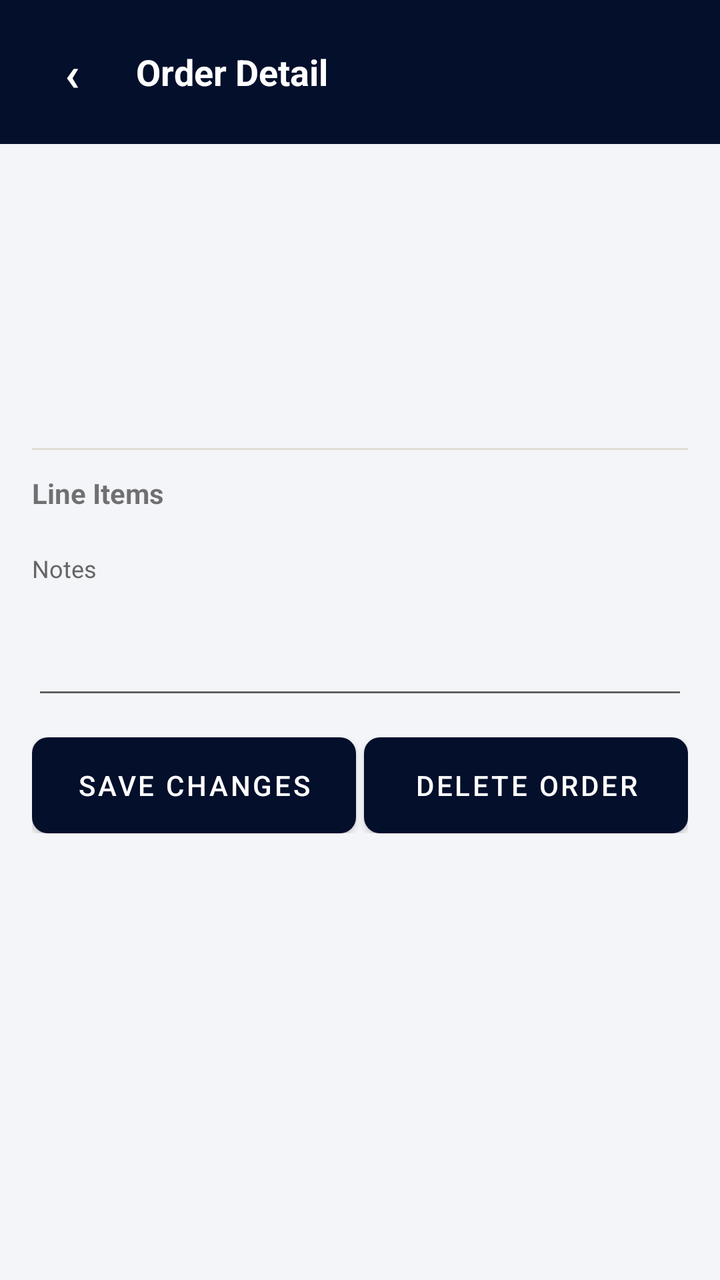
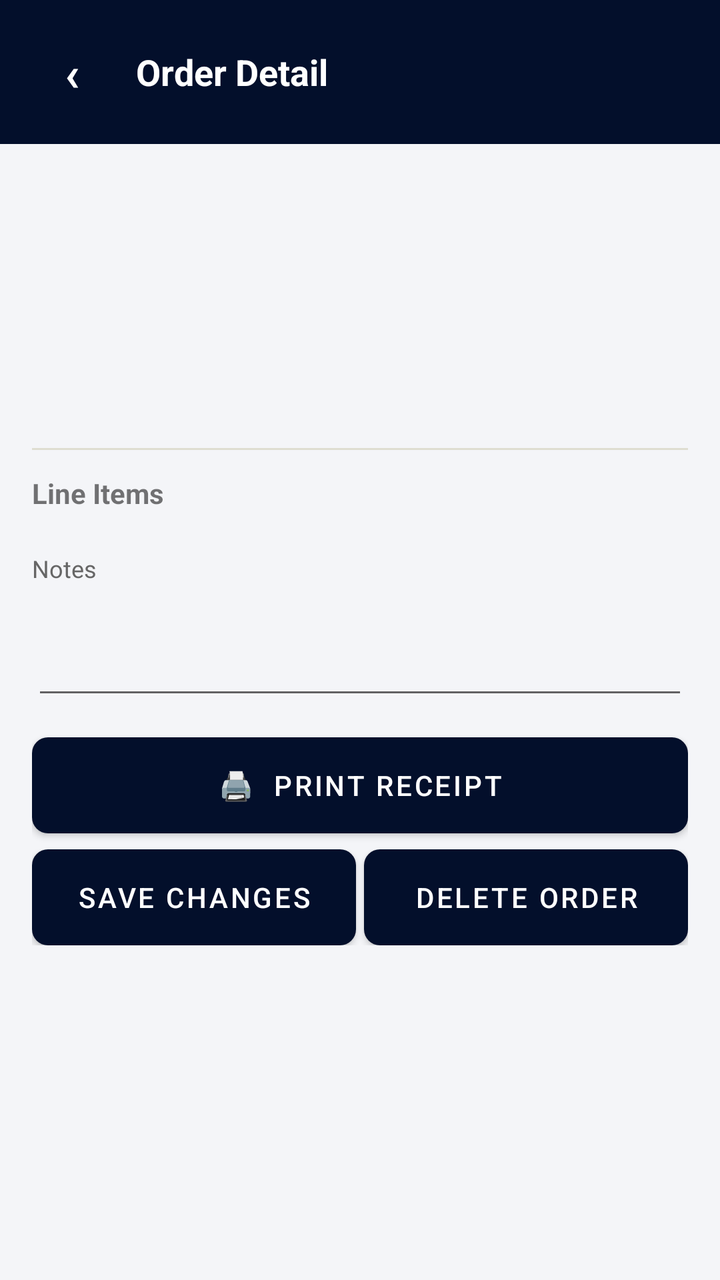

Screens rendered from an Android XML layout before and after an edit, with the pre-edit source and the edit as a unified diff.
<!-- AndroidManifest.xml: activity theme Theme.LiquorBeeWholesale -->
<!-- res/layout/activity_order_detail.xml -->
<?xml version="1.0" encoding="utf-8"?>
<LinearLayout xmlns:android="http://schemas.android.com/apk/res/android"
    android:layout_width="match_parent"
    android:layout_height="match_parent"
    android:orientation="vertical"
    android:background="@color/screen_background">

    <LinearLayout
        android:layout_width="match_parent"
        android:layout_height="wrap_content"
        android:orientation="horizontal"
        android:gravity="center_vertical"
        android:background="@color/purple_primary"
        android:padding="12dp">
        <TextView
            android:id="@+id/textBack"
            android:layout_width="wrap_content"
            android:layout_height="wrap_content"
            android:minWidth="48dp"
            android:minHeight="48dp"
            android:gravity="center"
            android:text="&#8249;"
            android:textColor="@color/white"
            android:textStyle="bold"
            android:textSize="24sp"
            android:clickable="true"
            android:focusable="true" />
        <TextView
            android:layout_width="0dp"
            android:layout_height="wrap_content"
            android:layout_weight="1"
            android:text="Order Detail"
            android:textStyle="bold"
            android:textSize="18sp"
            android:textColor="@color/white"
            android:layout_marginStart="8dp" />
    </LinearLayout>

    <ProgressBar
        android:id="@+id/progressLoading"
        style="?android:attr/progressBarStyleHorizontal"
        android:layout_width="match_parent"
        android:layout_height="wrap_content"
        android:indeterminate="true"
        android:visibility="gone" />

    <ScrollView
        android:layout_width="match_parent"
        android:layout_height="0dp"
        android:layout_weight="1">
        <LinearLayout
            android:layout_width="match_parent"
            android:layout_height="wrap_content"
            android:orientation="vertical"
            android:padding="16dp">

            <TextView
                android:id="@+id/textOrderNumber"
                android:layout_width="match_parent"
                android:layout_height="wrap_content"
                android:textStyle="bold"
                android:textSize="20sp"
                android:textColor="@color/purple_primary" />

            <TextView
                android:id="@+id/textStatus"
                android:layout_width="wrap_content"
                android:layout_height="wrap_content"
                android:textColor="@color/white"
                android:textStyle="bold"
                android:textSize="11sp"
                android:paddingHorizontal="10dp"
                android:paddingVertical="4dp"
                android:layout_marginTop="4dp" />

            <TextView
                android:id="@+id/textCustomer"
                android:layout_width="match_parent"
                android:layout_height="wrap_content"
                android:textColor="#666666"
                android:layout_marginTop="8dp" />

            <TextView
                android:id="@+id/textFinancials"
                android:layout_width="match_parent"
                android:layout_height="wrap_content"
                android:textStyle="bold"
                android:layout_marginTop="4dp" />

            <TextView
                android:id="@+id/textDate"
                android:layout_width="match_parent"
                android:layout_height="wrap_content"
                android:textColor="#AAAAAA"
                android:textSize="12sp"
                android:layout_marginTop="4dp" />

            <View
                android:layout_width="match_parent"
                android:layout_height="1dp"
                android:background="#DEDDD1"
                android:layout_marginVertical="12dp" />

            <TextView
                android:layout_width="match_parent"
                android:layout_height="wrap_content"
                android:text="Line Items"
                android:textStyle="bold" />

            <androidx.recyclerview.widget.RecyclerView
                android:id="@+id/recyclerLines"
                android:layout_width="match_parent"
                android:layout_height="wrap_content"
                android:layout_marginTop="8dp"
                android:nestedScrollingEnabled="false" />

            <TextView android:layout_width="wrap_content" android:layout_height="wrap_content" android:text="Notes" android:textSize="12sp" android:textColor="#666666" android:layout_marginTop="12dp" />
            <EditText
                android:id="@+id/editNotes"
                android:layout_width="match_parent"
                android:layout_height="wrap_content"
                android:minLines="2"
                android:gravity="top"
                android:inputType="textMultiLine" />

            <TextView
                android:id="@+id/textMessage"
                android:layout_width="match_parent"
                android:layout_height="wrap_content"
                android:layout_marginTop="10dp"
                android:visibility="gone" />

            <LinearLayout
                android:layout_width="match_parent"
                android:layout_height="wrap_content"
                android:orientation="horizontal"
                android:layout_marginTop="14dp">
                <Button
                    android:id="@+id/buttonSave"
                    android:layout_width="0dp"
                    android:layout_height="wrap_content"
                    android:layout_weight="1"
                    android:layout_marginEnd="4dp"
                    android:text="Save Changes"
                    android:background="@drawable/bg_button_primary"
                    android:textColor="@color/white" />
                <Button
                    android:id="@+id/buttonDelete"
                    android:layout_width="0dp"
                    android:layout_height="wrap_content"
                    android:layout_weight="1"
                    android:text="Delete Order"
                    android:background="@drawable/bg_button_danger"
                    android:textColor="@color/white" />
            </LinearLayout>

        </LinearLayout>
    </ScrollView>

</LinearLayout>
<!-- resources referenced by this layout -->
<resources>
  <color name="purple_primary">#030F2B</color>
  <color name="screen_background">#F4F5F8</color>
  <color name="white">#FFFFFFFF</color>
  <!-- drawable bg_button_danger (drawable) -->
  <?xml version="1.0" encoding="utf-8"?>
  <shape xmlns:android="http://schemas.android.com/apk/res/android" android:shape="rectangle">
      <solid android:color="#C62828" />
      <corners android:radius="8dp" />
  </shape>
  <!-- drawable bg_button_primary (drawable) -->
  <?xml version="1.0" encoding="utf-8"?>
  <shape xmlns:android="http://schemas.android.com/apk/res/android" android:shape="rectangle">
      <solid android:color="@color/purple_primary" />
      <corners android:radius="8dp" />
  </shape>
  <style name="Theme.LiquorBeeWholesale" parent="Theme.MaterialComponents.DayNight.NoActionBar">
          <item name="colorPrimary">@color/purple_primary</item>
          <item name="colorPrimaryDark">@color/purple_dark</item>
          <item name="colorAccent">@color/purple_primary</item>
          <item name="android:statusBarColor" tools:targetApi="l">@color/purple_dark</item>
      </style>
  <color name="purple_dark">#020A20</color>
</resources>

<!-- the commit's change to res/layout/activity_order_detail.xml (unified diff, before → after) -->
@@ -130,11 +130,20 @@
                 android:layout_marginTop="10dp"
                 android:visibility="gone" />
 
+            <Button
+                android:id="@+id/buttonPrint"
+                android:layout_width="match_parent"
+                android:layout_height="wrap_content"
+                android:layout_marginTop="14dp"
+                android:text="🖨  Print Receipt"
+                android:background="@drawable/bg_button_dark"
+                android:textColor="@color/white" />
+
             <LinearLayout
                 android:layout_width="match_parent"
                 android:layout_height="wrap_content"
                 android:orientation="horizontal"
-                android:layout_marginTop="14dp">
+                android:layout_marginTop="8dp">
                 <Button
                     android:id="@+id/buttonSave"
                     android:layout_width="0dp"
<!-- resource entries referenced after the edit -->
@@ -7,6 +7,12 @@
   <?xml version="1.0" encoding="utf-8"?>
   <shape xmlns:android="http://schemas.android.com/apk/res/android" android:shape="rectangle">
       <solid android:color="#C62828" />
+      <corners android:radius="8dp" />
+  </shape>
+  <!-- drawable bg_button_dark (drawable) -->
+  <?xml version="1.0" encoding="utf-8"?>
+  <shape xmlns:android="http://schemas.android.com/apk/res/android" android:shape="rectangle">
+      <solid android:color="@color/purple_dark" />
       <corners android:radius="8dp" />
   </shape>
   <!-- drawable bg_button_primary (drawable) -->
